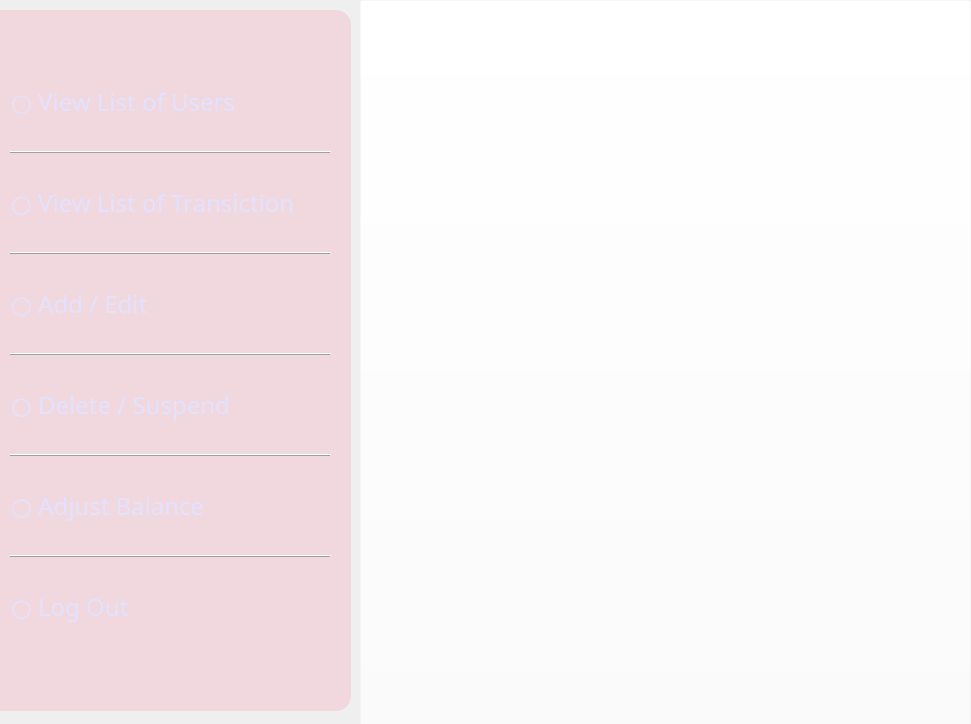
This is m7fazty/admin.ui in Roro-2004/m7fazty as Qt 5 draws it before an edit. The edited form follows.
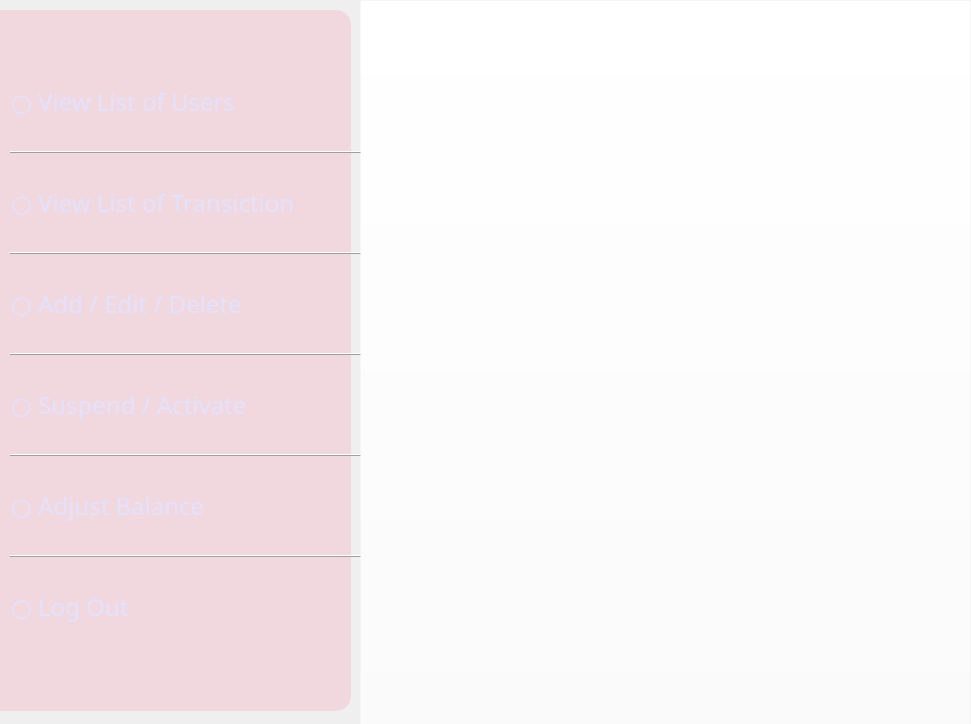
This is the edited form. Icons and pictures are not drawn.

Diff of the .ui file:
```diff
--- a/m7fazty/admin.ui
+++ b/m7fazty/admin.ui
@@ -233,7 +233,7 @@
     <rect>
      <x>10</x>
      <y>50</y>
-     <width>321</width>
+     <width>373</width>
      <height>601</height>
     </rect>
    </property>
@@ -978,7 +978,7 @@
 }</string>
       </property>
       <property name="text">
-       <string>○ Add / Edit</string>
+       <string>○ Add / Edit / Delete</string>
       </property>
      </widget>
     </item>
@@ -1233,7 +1233,7 @@
 }</string>
       </property>
       <property name="text">
-       <string>○ Delete / Suspend</string>
+       <string>○ Suspend / Activate</string>
       </property>
      </widget>
     </item>
```
Left out of the diff: 8 changed lines with no effect on the pictures.
